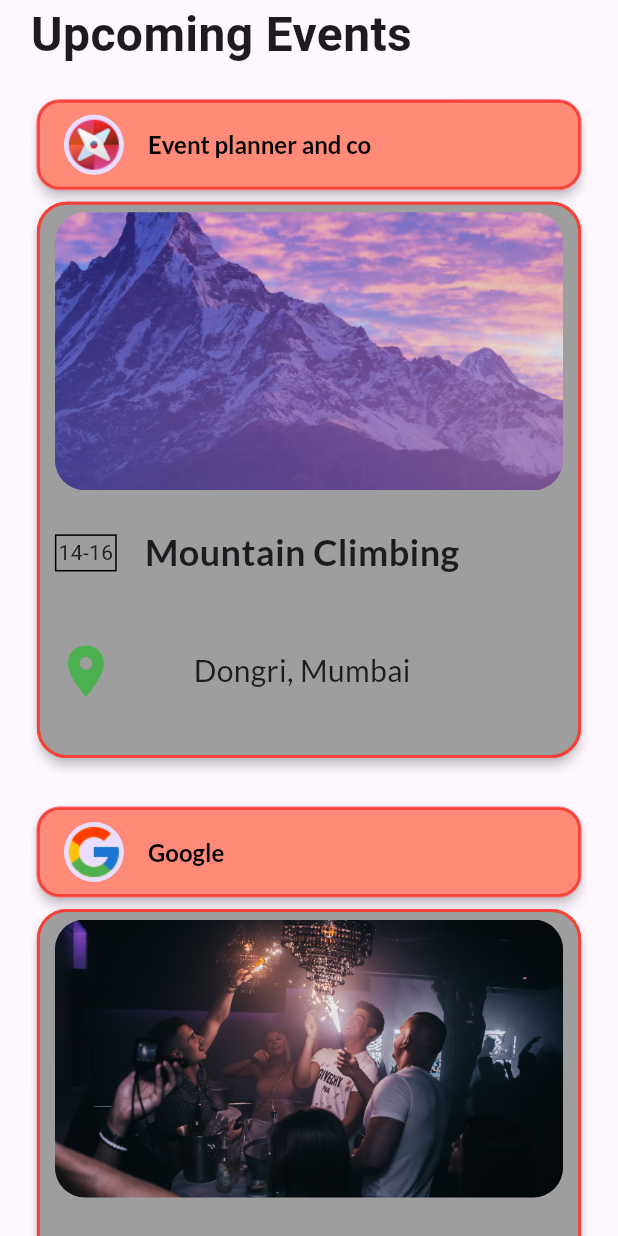
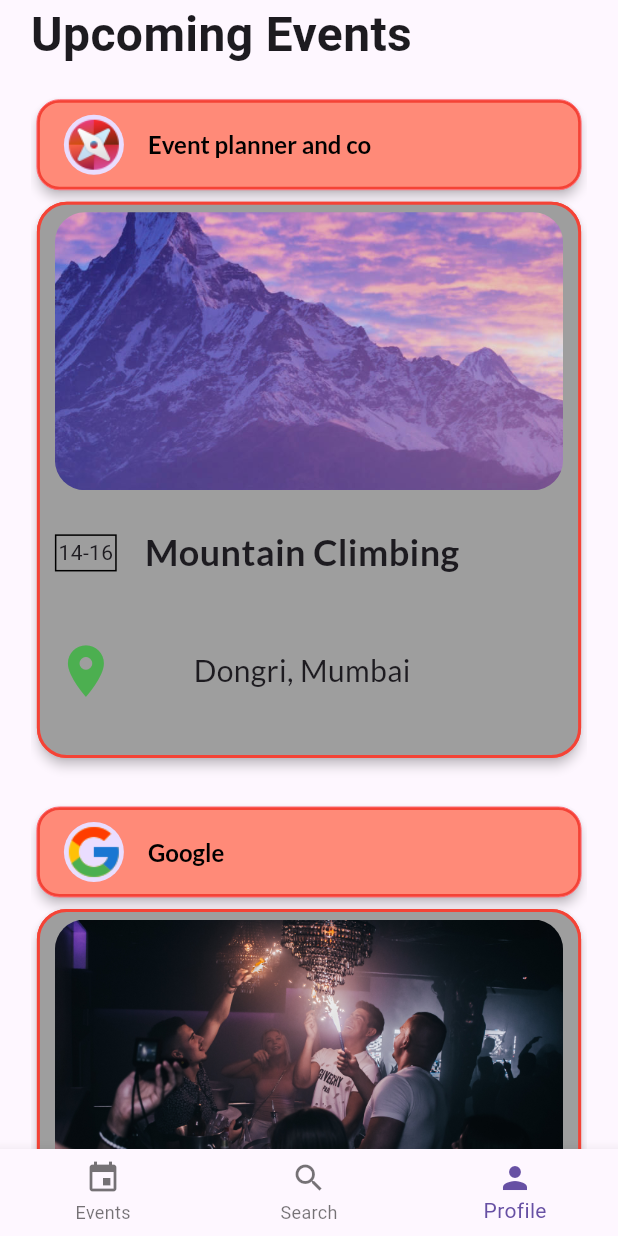
Before and after one commit to abdulqaderpatel/EventFlow, a Flutter app: the screen it shows after launch, after a tap on "Login", on a phone screen of 412 x 824 dp. Run offline on Flutter 3.47's test engine with Material 2 defaults, Android fonts, the phone set to English and light mode, and no system bars; our stand-ins replace fluttertoast, get, google_fonts.

Commit message:
add navbar

```diff
--- /dev/null
+++ b/lib/Controllers/Users/navigation_controller.dart
@@ -0,0 +1,6 @@
+import 'package:get/get.dart';
+import 'package:get/get_state_manager/src/simple/get_controllers.dart';
+
+class NavigationController extends GetxController {
+  RxInt index = 0.obs;
+}
--- a/lib/Screens/Authentication/login.dart
+++ b/lib/Screens/Authentication/login.dart
@@ -1,6 +1,7 @@
 import 'package:eventflow/Reusable_Components/Authentication/auth_button.dart';
 import 'package:eventflow/Screens/Authentication/signup.dart';
 import 'package:eventflow/Screens/User/display_events.dart';
+import 'package:eventflow/Screens/User/navigation.dart';
 import 'package:flutter/material.dart';
 import 'package:get/get.dart';
 import 'package:google_fonts/google_fonts.dart';
@@ -94,7 +95,7 @@ class _LoginScreenState extends State<LoginScreen> {
                 const SizedBox(height: 20),
                 InkWell(
                   onTap: () {
-                    Get.to(DisplayEventsScreen());
+                    Get.to(Navigation());
                   },
                   child: Container(
                     width: Get.width,
--- /dev/null
+++ b/lib/Screens/User/navigation.dart
@@ -0,0 +1,34 @@
+import 'package:eventflow/Controllers/Users/navigation_controller.dart';
+import 'package:eventflow/Screens/Authentication/Login.dart';
+import 'package:eventflow/Screens/User/display_events.dart';
+import 'package:flutter/material.dart';
+import 'package:get/get_state_manager/src/rx_flutter/rx_obx_widget.dart';
+
+class Navigation extends StatelessWidget {
+  Navigation({super.key});
+
+  List<Widget> userPages = [
+    DisplayEventsScreen(),
+    LoginScreen(),
+    DisplayEventsScreen()
+  ];
+
+  @override
+  Widget build(BuildContext context) {
+    return Scaffold(
+      bottomNavigationBar: BottomNavigationBar(
+        currentIndex: 2,
+        onTap: (value) => NavigationController().index.value = value,
+        items: const [
+          BottomNavigationBarItem(
+            icon: Icon(Icons.event),
+            label: "Events",
+          ),
+          BottomNavigationBarItem(icon: Icon(Icons.search), label: "Search"),
+          BottomNavigationBarItem(icon: Icon(Icons.person), label: "Profile"),
+        ],
+      ),
+      body: Obx(() => userPages[NavigationController().index.value]),
+    );
+  }
+}
--- a/pubspec.yaml
+++ b/pubspec.yaml
@@ -14,6 +14,7 @@ dependencies:
   google_fonts:
   firebase_auth:
   firebase_core:
+  fluttertoast:
 
 dev_dependencies:
   flutter_test:
```
Also changed, not shown: lib/Screens/Authentication/signup.dart (+17 -1 lines), lib/Screens/Misc/toast.dart (added, +24 -0 lines), pubspec.lock, 1 other file.
